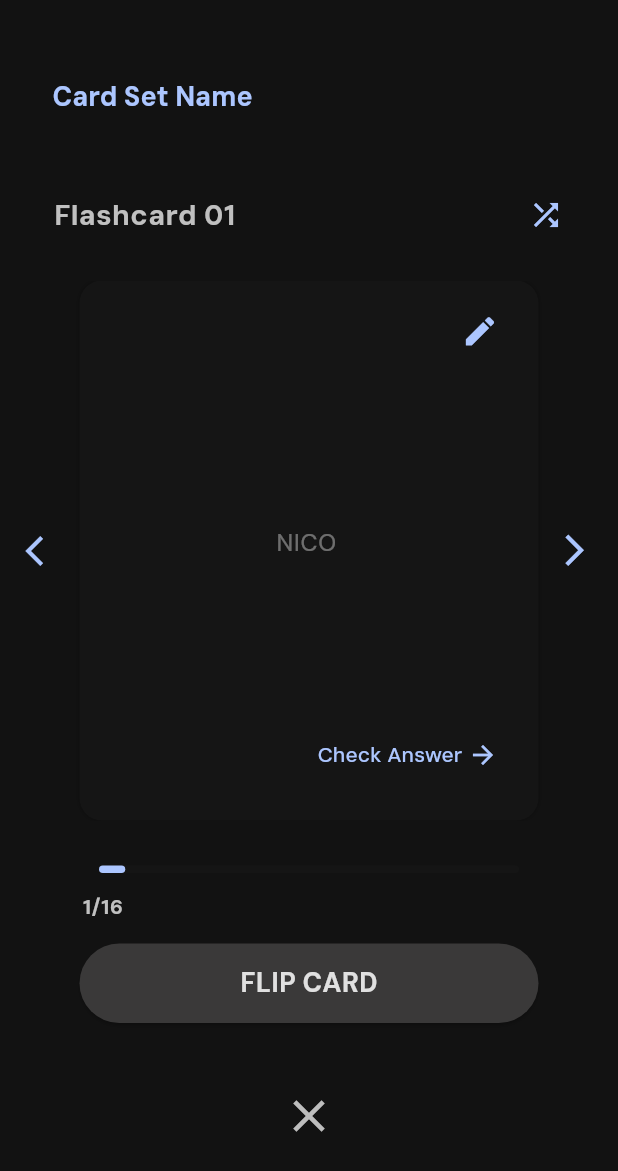
After one commit to NNNNNC/pomodor_app, a Flutter app: the FlashcardPresent screen opened directly, on a phone screen of 412 x 824 dp. The commit adds this screen. Shown: the top 1171 px of the screen. Run offline on Flutter 3.47's test engine with Material 3 defaults, Android fonts, the phone set to English and light mode, and no system bars; drawn by our look-alikes of carousel_slider, flip_card; our stand-ins replace audioplayers, hive, hive_flutter; accounts and stored records are empty.

Commit message:
add flashcard present on focus mode

```diff
--- a/lib/pages/pomodoro_page.dart
+++ b/lib/pages/pomodoro_page.dart
@@ -5,6 +5,7 @@ import 'package:flutter/cupertino.dart';
 import 'package:flutter/material.dart';
 import 'package:flutter/widgets.dart';
 import 'package:pomodoro_app/providers/visibility_provider.dart';
+import 'package:pomodoro_app/utils/flashcard_present.dart';
 import 'package:pomodoro_app/utils/mini_task_tile.dart';
 import 'package:pomodoro_app/utils/sliding_app_bar.dart';
 import 'package:pomodoro_app/utils/taskDialog.dart';
@@ -617,13 +618,40 @@ class _PomodoroPageState extends State<PomodoroPage>
                                 });
                               },
                             ),
-                            Image.asset(
+                            GestureDetector(
+                              onTap: () {
+                                Navigator.of(context).push(
+                                  PageRouteBuilder(
+                                    transitionDuration:
+                                        const Duration(milliseconds: 200),
+                                    reverseTransitionDuration:
+                                        const Duration(milliseconds: 200),
+                                    opaque: true,
+                                    pageBuilder: (context, animation,
+                                        secondaryAnimation) {
+                                      return const FlashcardPresent();
+                                    },
+                                    transitionsBuilder: (context, animation,
+                                        secondaryAnimation, child) {
+                                      return SlideTransition(
+                                        position: Tween<Offset>(
+                                          begin: const Offset(0, 1),
+                                          end: Offset.zero,
+                                        ).animate(animation),
+                                        child: child,
+                                      );
+                                    },
+                                  ),
+                                );
+                              },
+                              child: Image.asset(
                                 'assets/icons/document.png',
                                 height: 40,
                                 color: Theme.of(context)
                                     .colorScheme
                                     .secondary
                                     .withOpacity(0.5),
+                              ),
                             ),
                             const SizedBox(
                               width: 40,
--- a/lib/utils/flashcard_box.dart
+++ b/lib/utils/flashcard_box.dart
@@ -38,7 +38,7 @@ class _FlashcardBoxState extends State<FlashcardBox> {
           _isEnable = false;
         },
         child: Container(
-          width: 300,
+          height: 300,
           margin: const EdgeInsets.symmetric(horizontal: 5),
           decoration: BoxDecoration(
             color: Theme.of(context).colorScheme.primary,
@@ -47,7 +47,7 @@ class _FlashcardBoxState extends State<FlashcardBox> {
               BoxShadow(
                 blurRadius: 1.5,
                 spreadRadius: 0,
-                offset: const Offset(-4, 4),
+                offset: const Offset(0, 0),
                 color: Colors.black.withOpacity(0.25),
               ),
             ],
--- /dev/null
+++ b/lib/utils/flashcard_present.dart
@@ -0,0 +1,310 @@
+import 'package:carousel_slider/carousel_slider.dart';
+import 'package:flip_card/flip_card.dart';
+import 'package:flip_card/flip_card_controller.dart';
+import 'package:flutter/material.dart';
+import 'package:pomodoro_app/utils/flashcard_box.dart';
+
+class FlashcardPresent extends StatefulWidget {
+  const FlashcardPresent({super.key});
+
+  @override
+  State<FlashcardPresent> createState() => FlashcardPresentState();
+}
+
+class FlashcardPresentState extends State<FlashcardPresent> {
+  final controller = CarouselController();
+  FlipCardController _controller = FlipCardController();
+  List<String> texts = [
+    'NICO',
+    'ANGELO',
+    'CELIS',
+    'VILLONO',
+    'NICO',
+    'ANGELO',
+    'CELIS',
+    'VILLONO',
+    'NICO',
+    'ANGELO',
+    'CELIS',
+    'VILLONO',
+    'NICO',
+    'ANGELO',
+    'CELIS',
+    'VILLONO',
+  ];
+  int _currentIndex = 0;
+
+  void next() {
+    if (_currentIndex < texts.length - 1) {
+      setState(() {
+        _currentIndex = (_currentIndex + 1);
+        controller.nextPage(duration: const Duration(milliseconds: 400));
+      });
+    }
+  }
+
+  void previous() {
+    if (_currentIndex > 0) {
+      setState(() {
+        _currentIndex = (_currentIndex - 1);
+        controller.previousPage(duration: const Duration(milliseconds: 400));
+      });
+    }
+  }
+
+  TextEditingController _cardSetNameController =
+      TextEditingController(text: 'Card Set Name');
+  bool _isEnable = false;
+
+  @override
+  Widget build(BuildContext context) {
+    return Scaffold(
+      body: SingleChildScrollView(
+        padding: const EdgeInsets.only(
+          top: 40,
+        ),
+        child: Column(
+          children: [
+            Padding(
+              padding: const EdgeInsets.only(left: 35, right: 35),
+              child: Expanded(
+                child: GestureDetector(
+                  onTap: () {
+                    setState(() {
+                      _isEnable = true;
+                    });
+                  },
+                  child: TextField(
+                    cursorColor: const Color.fromRGBO(192, 192, 192, 1),
+                    controller: _cardSetNameController,
+                    enabled: _isEnable,
+                    style: Theme.of(context).textTheme.titleLarge,
+                    decoration: const InputDecoration(
+                      border: InputBorder.none,
+                    ),
+                    onChanged: (value) {
+                      _cardSetNameController.text = value;
+                    },
+                    onSubmitted: (value) {
+                      setState(() {
+                        _isEnable = false;
+                      });
+                    },
+                  ),
+                ),
+              ),
+            ),
+            const SizedBox(
+              height: 30.0,
+            ),
+            Padding(
+              padding:
+                  const EdgeInsets.symmetric(horizontal: 36.0, vertical: 12.0),
+              child: Row(
+                mainAxisAlignment: MainAxisAlignment.spaceBetween,
+                children: [
+                  Text(
+                    'Flashcard 0${_currentIndex + 1}',
+                    style: const TextStyle(fontSize: 19),
+                  ),
+                  Icon(
+                    Icons.shuffle,
+                    color: Theme.of(context).colorScheme.secondary,
+                  ),
+                ],
+              ),
+            ),
+            Stack(
+              children: [
+                Padding(
+                  padding: const EdgeInsets.symmetric(
+                    horizontal: 48.0,
+                    vertical: 18.0,
+                  ),
+                  child: Expanded(
+                    child: Center(
+                      child: CarouselSlider.builder(
+                        carouselController: controller,
+                        itemCount: texts.length,
+                        itemBuilder: (context, index, realIndex) {
+                          final text = texts[index];
+                          return FlipCard(
+                            controller: _controller,
+                            direction: FlipDirection.HORIZONTAL,
+                            front: FlashcardBox(
+                              cardContent: text,
+                              flipButton: TextButton(
+                                  onPressed: () {
+                                    _controller.toggleCard();
+                                  },
+                                  child: Row(
+                                    mainAxisAlignment: MainAxisAlignment.end,
+                                    children: [
+                                      Text(
+                                        'Check Answer ',
+                                        style: TextStyle(
+                                          color: Theme.of(context)
+                                              .colorScheme
+                                              .secondary,
+                                        ),
+                                      ),
+                                      Icon(
+                                        Icons.arrow_forward,
+                                        size: 20,
+                                        color: Theme.of(context)
+                                            .colorScheme
+                                            .secondary,
+                                      ),
+                                    ],
+                                  )),
+                            ),
+                            back: FlashcardBox(
+                              cardContent: 'Jake Sacay',
+                              flipButton: TextButton(
+                                onPressed: () {
+                                  _controller.toggleCard();
+                                },
+                                child: Row(
+                                  mainAxisAlignment: MainAxisAlignment.end,
+                                  children: [
+                                    Text(
+                                      'Check Answer ',
+                                      style: TextStyle(
+                                        color: Theme.of(context)
+                                            .colorScheme
+                                            .secondary,
+                                      ),
+                                    ),
+                                    Icon(
+                                      Icons.arrow_forward,
+                                      size: 20,
+                                      color: Theme.of(context)
+                                          .colorScheme
+                                          .secondary,
+                                    ),
+                                  ],
+                                ),
+                              ),
+                            ),
+                          );
+                        },
+                        options: CarouselOptions(
+                            enableInfiniteScroll: false,
+                            height: 360,
+                            viewportFraction: 1,
+                            initialPage: 0,
+                            onPageChanged: (index, reason) {
+                              setState(() {
+                                _currentIndex = index;
+                              });
+                            }),
+                      ),
+                    ),
+                  ),
+                ),
+                Positioned(
+                  left: 5,
+                  right: 5,
+                  top: 0,
+                  bottom: 0,
+                  child: Row(
+                    mainAxisAlignment: MainAxisAlignment.spaceBetween,
+                    children: [
+                      IconButton(
+                          onPressed: previous,
+                          icon: Icon(
+                            Icons.arrow_back_ios,
+                            color: Theme.of(context).colorScheme.secondary,
+                          )),
+                      IconButton(
+                          onPressed: next,
+                          icon: Icon(Icons.arrow_forward_ios,
+                              size: 25,
+                              color: Theme.of(context).colorScheme.secondary)),
+                    ],
+                  ),
+                ),
+              ],
+            ),
+            Padding(
+              padding: const EdgeInsets.symmetric(vertical: 12.0),
+              child: Center(
+                child: Row(
+                  mainAxisAlignment: MainAxisAlignment.center,
+                  crossAxisAlignment: CrossAxisAlignment.center,
+                  children: [
+                    SizedBox(
+                      height: 5,
+                      width: 280,
+                      child: LinearProgressIndicator(
+                        borderRadius: BorderRadius.circular(10),
+                        value: (_currentIndex + 1) / texts.length,
+                        minHeight: 5,
+                        backgroundColor: Theme.of(context).colorScheme.primary,
+                        valueColor: AlwaysStoppedAnimation<Color>(
+                            Theme.of(context).colorScheme.secondary),
+                      ),
+                    ),
+                  ],
+                ),
+              ),
+            ),
+            Padding(
+              padding: const EdgeInsets.only(
+                left: 55,
+              ),
+              child: Row(
+                mainAxisAlignment: MainAxisAlignment.start,
+                children: [
+                  Text(
+                    '${_currentIndex + 1}' + '/' + texts.length.toString(),
+                    style: const TextStyle(fontSize: 14),
+                  ),
+                ],
+              ),
+            ),
+            Padding(
+              padding: const EdgeInsets.only(top: 15.0),
+              child: ElevatedButton(
+                style: ElevatedButton.styleFrom(
+                    backgroundColor: const Color(0xff3a3939)),
+                onPressed: () {
+                  _controller.toggleCard();
+                },
+                child: SizedBox(
+                  width: 258,
+                  height: 53,
+                  child: Center(
+                    child: Text(
+                      'FLIP CARD',
+                      style: TextStyle(
+                        color: Colors.grey[300],
+                        fontSize: 18,
+                        fontWeight: FontWeight.bold,
+                      ),
+                    ),
+                  ),
+                ),
+              ),
+            ),
+            Padding(
+              padding: const EdgeInsets.only(top: 36.0),
+              child: Center(
+                child: IconButton(
+                  icon: Icon(
+                    Icons.close,
+                    color: Colors.grey[400],
+                    size: 36,
+                  ),
+                  onPressed: () {
+                    Navigator.of(context).pop();
+                  },
+                ),
+              ),
+            ),
+          ],
+        ),
+      ),
+    );
+  }
+}
```
Lines whose indentation alone changed are shown as unchanged.
